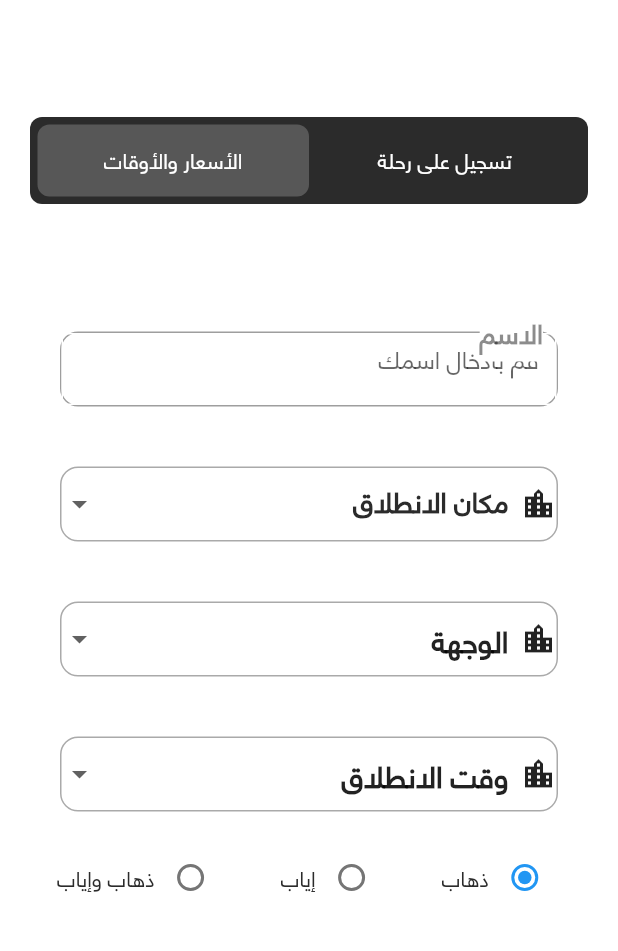
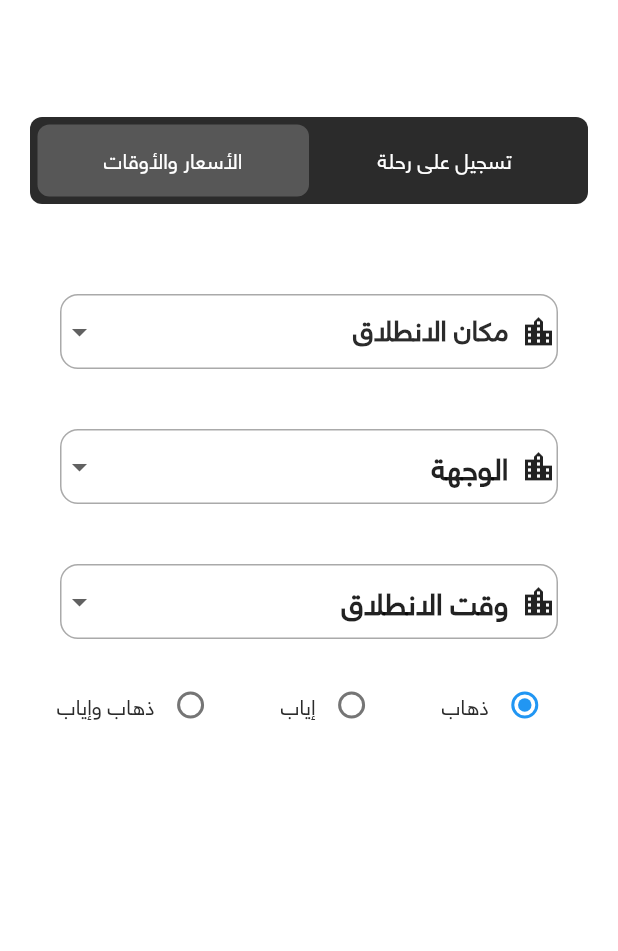
Before and after one commit to mohamdyahya/university, a Flutter app: the screen it shows after launch, on a phone screen of 412 x 824 dp, the part 108-1059 px from its top. Run offline on Flutter 3.47's test engine with Material 2 defaults, Android fonts, the phone set to English and light mode, and no system bars; our stand-ins replace carousel_slider, flutter_svg, smooth_page_indicator.

Commit message:
Update body.dart

```diff
--- a/lib/screans/register/components/body.dart
+++ b/lib/screans/register/components/body.dart
@@ -54,63 +54,7 @@ class _BodyState extends State<Body> {
           child:
           Column(
             children: [
-              Stack(
-                children: <Widget>[
-                  Container(
-                    width: 400,
-                    height: 50,
-                    margin: EdgeInsets.only(bottom: 20,right: 20,left: 20,top: 45),
-                    // padding: const EdgeInsets.symmetric(horizontal: 12, vertical: 4),
-                    decoration: BoxDecoration(
-                      borderRadius: BorderRadius.circular(12),
-                      color: Colors.white,
-                      border: Border.all(color: Colors.black38),
-                    ),
-                    child: TextField(
-                      // strutStyle: ,
-                      maxLines: 1,
-                      decoration: InputDecoration(
-                        enabledBorder: OutlineInputBorder(
-                          borderSide: BorderSide(
-                            color: Colors.white,
-                          ),
-                          borderRadius: BorderRadius.circular(1.0),
-                        ),
-                        hintText: "قم بأدخال اسمك",
-                      ),
-                      autofocus: false,
-                    ),
-                  ),
-                  Positioned(
-                    top: 25.0,
-                    left: 30.0,
-                    right: 30.0,
-                    child: Row(
-                      children: <Widget>[
-                        Flexible(
-                          child: Container(
-                            // padding: EdgeInsets.symmetric(
-                            //   horizontal: 2.0,
-                            // ),
-                            decoration:  BoxDecoration(
-                              // border: InputBorder.none,
-                              color: Colors.white,
-                            ),
-                            child: Text(
-                              'الاسم',
-                              style: TextStyle(
-                                  color: Colors.black45,
-                                  fontSize: 18.0,
-                                  fontWeight: FontWeight.bold
-                              ),
-                            ),
-                          ),
-                        ),
-                      ],
-                    ),
-                  ),
-                ],
-              ),
+
 
               Container(
                   width: double.infinity,
```
